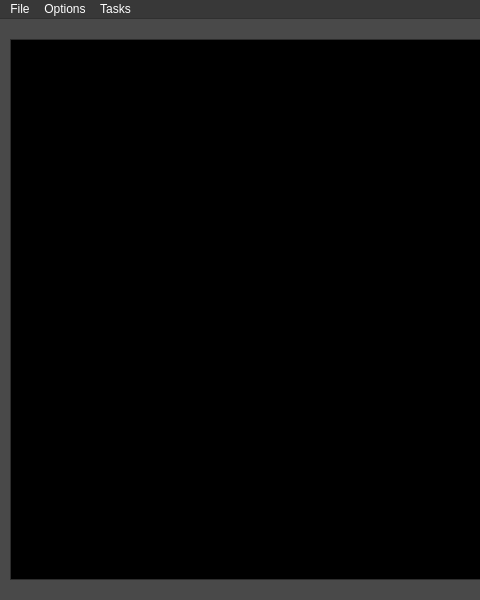
This is displaywindow.ui in mirabiliss/BookShelf as Qt 5 draws it before an edit; both pictures show x 0 to 480 and y 0 to 600 of the 983 by 600 pixel window. The edited form follows.
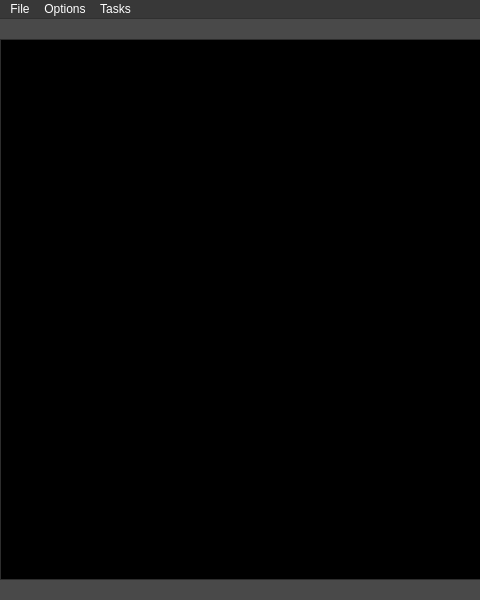
This is the edited form. Icons and pictures are not drawn.

The edit to the form file:
```diff
--- a/displaywindow.ui
+++ b/displaywindow.ui
@@ -459,12 +459,18 @@
    <widget class="QTableWidget" name="tableWidget">
     <property name="geometry">
      <rect>
-      <x>10</x>
+      <x>0</x>
       <y>20</y>
-      <width>961</width>
+      <width>971</width>
       <height>541</height>
      </rect>
     </property>
+    <property name="font">
+     <font>
+      <family>Ubuntu</family>
+      <pointsize>13</pointsize>
+     </font>
+    </property>
     <property name="toolTip">
      <string>Books</string>
     </property>
```
Left out of the diff: 3 changed lines with no effect on the pictures.
